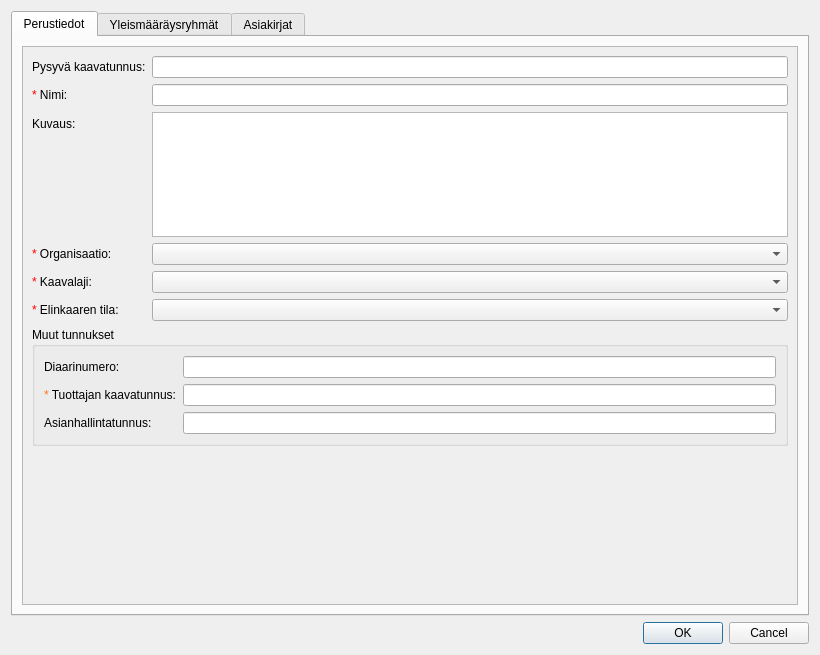
Above: arho_feature_template/gui/dialogs/plan_attribute_form.ui from GispoCoding/arho-qgis-plugin before the change. Below: the same form after it.
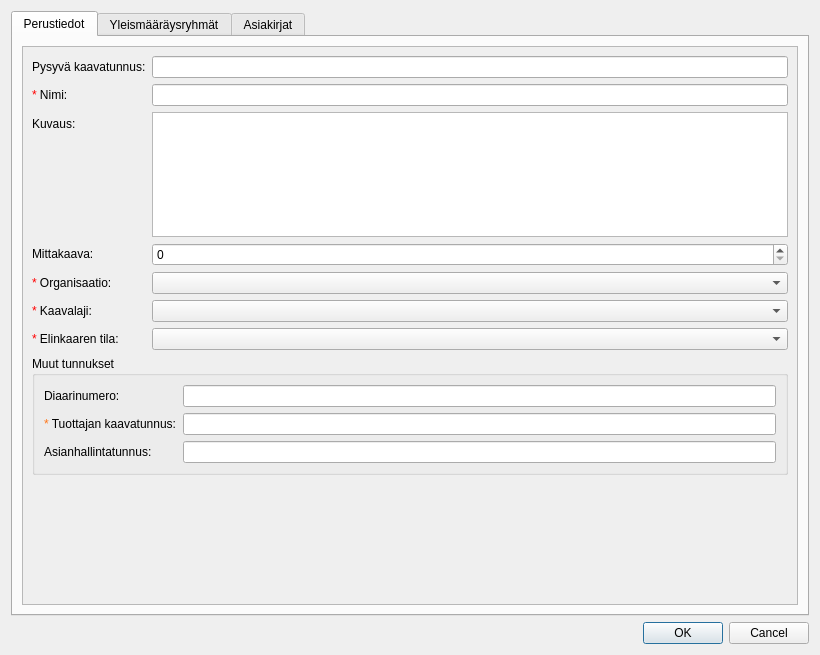
That is the form after the change. Custom widgets are drawn as their Qt base class.

Commit message: Add ability to save plan scale

```diff
--- a/arho_feature_template/gui/dialogs/plan_attribute_form.ui
+++ b/arho_feature_template/gui/dialogs/plan_attribute_form.ui
@@ -134,17 +134,17 @@
                </property>
               </widget>
              </item>
-             <item row="3" column="0">
+             <item row="4" column="0">
               <widget class="QLabel" name="label_5">
                <property name="text">
                 <string>&lt;span style=&quot;color: red;&quot;&gt;*&lt;/span&gt; Organisaatio:</string>
                </property>
               </widget>
              </item>
-             <item row="3" column="1">
+             <item row="4" column="1">
               <widget class="CodeComboBox" name="organisation_combo_box"/>
              </item>
-             <item row="4" column="0">
+             <item row="5" column="0">
               <widget class="QLabel" name="tyyppiLabel">
                <property name="text">
                 <string>&lt;span style=&quot;color: red;&quot;&gt;*&lt;/span&gt; Kaavalaji:</string>
@@ -154,14 +154,14 @@
                </property>
               </widget>
              </item>
-             <item row="4" column="1">
+             <item row="5" column="1">
               <widget class="HierarchicalCodeComboBox" name="plan_type_combo_box">
                <property name="toolTip">
                 <string>Kaava-asian kaavalaji</string>
                </property>
               </widget>
              </item>
-             <item row="5" column="0">
+             <item row="6" column="0">
               <widget class="QLabel" name="elinkaarenTilaLabel">
                <property name="text">
                 <string>&lt;span style=&quot;color: red;&quot;&gt;*&lt;/span&gt; Elinkaaren tila:</string>
@@ -171,13 +171,30 @@
                </property>
               </widget>
              </item>
-             <item row="5" column="1">
+             <item row="6" column="1">
               <widget class="CodeComboBox" name="lifecycle_status_combo_box">
                <property name="toolTip">
                 <string>Kaavan elinkaaren tila</string>
                </property>
               </widget>
              </item>
+             <item row="3" column="0">
+              <widget class="QLabel" name="scale_label">
+               <property name="mouseTracking">
+                <bool>true</bool>
+               </property>
+               <property name="text">
+                <string>&lt;html&gt;&lt;head/&gt;&lt;body&gt;&lt;p&gt;   Mittakaava:&lt;/p&gt;&lt;/body&gt;&lt;/html&gt;</string>
+               </property>
+              </widget>
+             </item>
+             <item row="3" column="1">
+              <widget class="QSpinBox" name="scale_spin_box">
+               <property name="maximum">
+                <number>999999999</number>
+               </property>
+              </widget>
+             </item>
             </layout>
            </item>
            <item>
```
Left out of the diff: 8 changed lines with no effect on the pictures. The commit also changes 3 other files.
